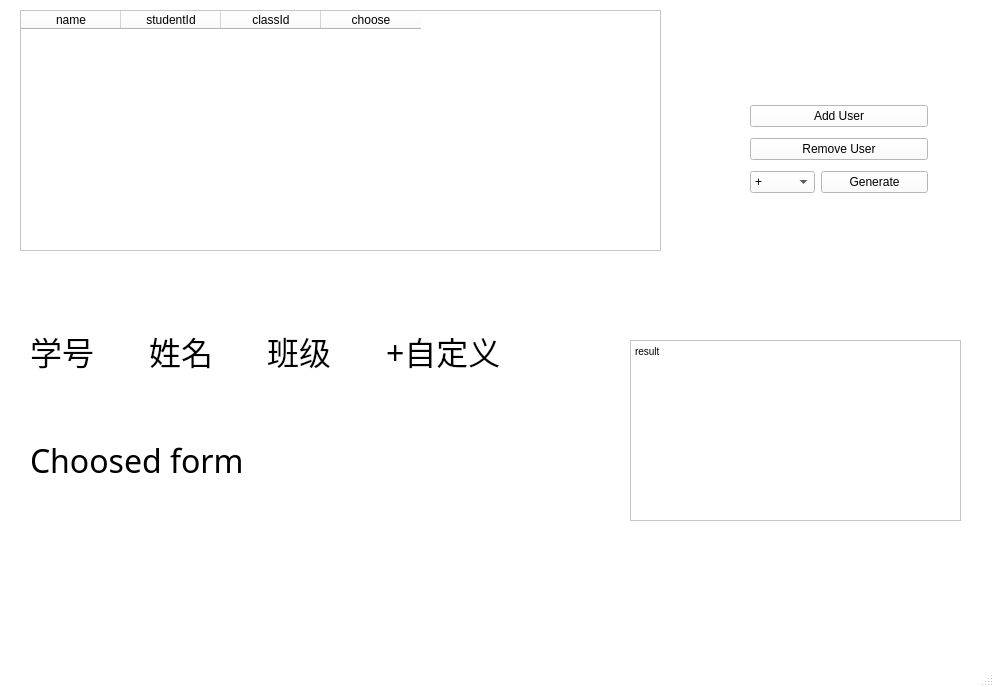
Before: the Qt Designer form ui/mainWindow.ui in dake0805/ExperimentFileNameGenerater, drawn with Qt 5.
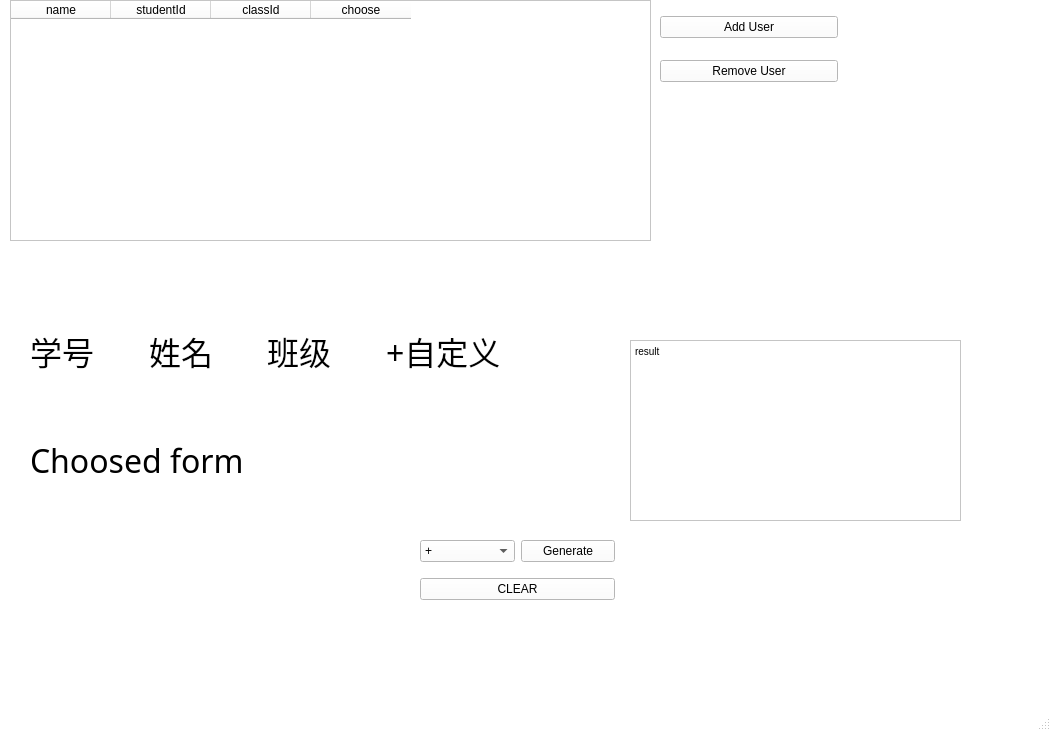
After: the same form once the commit is applied.

Diff of the .ui file:
```diff
--- a/ui/mainWindow.ui
+++ b/ui/mainWindow.ui
@@ -6,8 +6,8 @@
    <rect>
     <x>0</x>
     <y>0</y>
-    <width>994</width>
-    <height>687</height>
+    <width>1051</width>
+    <height>731</height>
    </rect>
   </property>
   <property name="palette">
@@ -462,8 +462,8 @@
    <widget class="QTableWidget" name="tableWidget">
     <property name="geometry">
      <rect>
-      <x>20</x>
-      <y>10</y>
+      <x>10</x>
+      <y>0</y>
       <width>641</width>
       <height>241</height>
      </rect>
@@ -556,65 +556,24 @@
    <widget class="QWidget" name="gridLayoutWidget">
     <property name="geometry">
      <rect>
-      <x>750</x>
-      <y>100</y>
+      <x>660</x>
+      <y>0</y>
       <width>178</width>
       <height>100</height>
      </rect>
     </property>
     <layout class="QGridLayout" name="gridLayout">
-     <item row="2" column="0">
-      <widget class="QComboBox" name="comboBox">
-       <item>
-        <property name="text">
-         <string>+</string>
-        </property>
-       </item>
-       <item>
-        <property name="text">
-         <string>_</string>
-        </property>
-       </item>
-       <item>
-        <property name="text">
-         <string>-</string>
-        </property>
-       </item>
-       <item>
-        <property name="text">
-         <string>&amp;</string>
-        </property>
-       </item>
-       <item>
-        <property name="text">
-         <string>space</string>
-        </property>
-       </item>
-       <item>
-        <property name="text">
-         <string>自定义</string>
-        </property>
-       </item>
-      </widget>
-     </item>
-     <item row="1" column="0" colspan="3">
-      <widget class="QPushButton" name="remove_user_button">
-       <property name="text">
-        <string>Remove User</string>
-       </property>
-      </widget>
-     </item>
-     <item row="0" column="0" colspan="3">
+     <item row="0" column="0" colspan="2">
       <widget class="QPushButton" name="add_user_button">
        <property name="text">
         <string>Add User</string>
        </property>
       </widget>
      </item>
-     <item row="2" column="1" colspan="2">
-      <widget class="QPushButton" name="generate_result_button">
+     <item row="1" column="0" colspan="2">
+      <widget class="QPushButton" name="remove_user_button">
        <property name="text">
-        <string>Generate</string>
+        <string>Remove User</string>
        </property>
       </widget>
      </item>
@@ -642,7 +601,7 @@
      <rect>
       <x>30</x>
       <y>430</y>
-      <width>471</width>
+      <width>461</width>
       <height>61</height>
      </rect>
     </property>
@@ -656,6 +615,66 @@
      <string>Choosed form</string>
     </property>
    </widget>
+   <widget class="QWidget" name="gridLayoutWidget_2">
+    <property name="geometry">
+     <rect>
+      <x>420</x>
+      <y>530</y>
+      <width>195</width>
+      <height>80</height>
+     </rect>
+    </property>
+    <layout class="QGridLayout" name="gridLayout_2">
+     <item row="0" column="0">
+      <widget class="QComboBox" name="choose_delimiter">
+       <item>
+        <property name="text">
+         <string>+</string>
+        </property>
+       </item>
+       <item>
+        <property name="text">
+         <string>_</string>
+        </property>
+       </item>
+       <item>
+        <property name="text">
+         <string>-</string>
+        </property>
+       </item>
+       <item>
+        <property name="text">
+         <string>&amp;</string>
+        </property>
+       </item>
+       <item>
+        <property name="text">
+         <string>space</string>
+        </property>
+       </item>
+       <item>
+        <property name="text">
+         <string>自定义</string>
+        </property>
+       </item>
+      </widget>
+     </item>
+     <item row="0" column="1">
+      <widget class="QPushButton" name="generate_result_button">
+       <property name="text">
+        <string>Generate</string>
+       </property>
+      </widget>
+     </item>
+     <item row="1" column="0" colspan="2">
+      <widget class="QPushButton" name="clear_choose_button">
+       <property name="text">
+        <string>CLEAR</string>
+       </property>
+      </widget>
+     </item>
+    </layout>
+   </widget>
   </widget>
   <widget class="QMenuBar" name="menubar">
    <property name="geometry">
```
Left out of the diff: 16 changed lines with no effect on the pictures.
